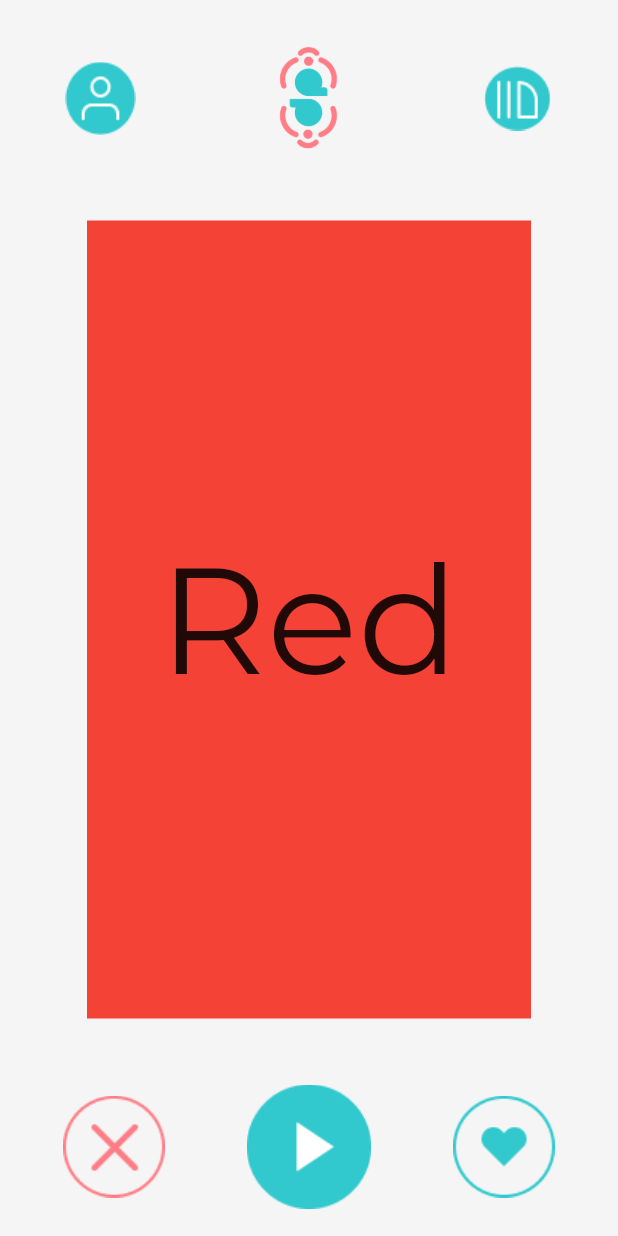
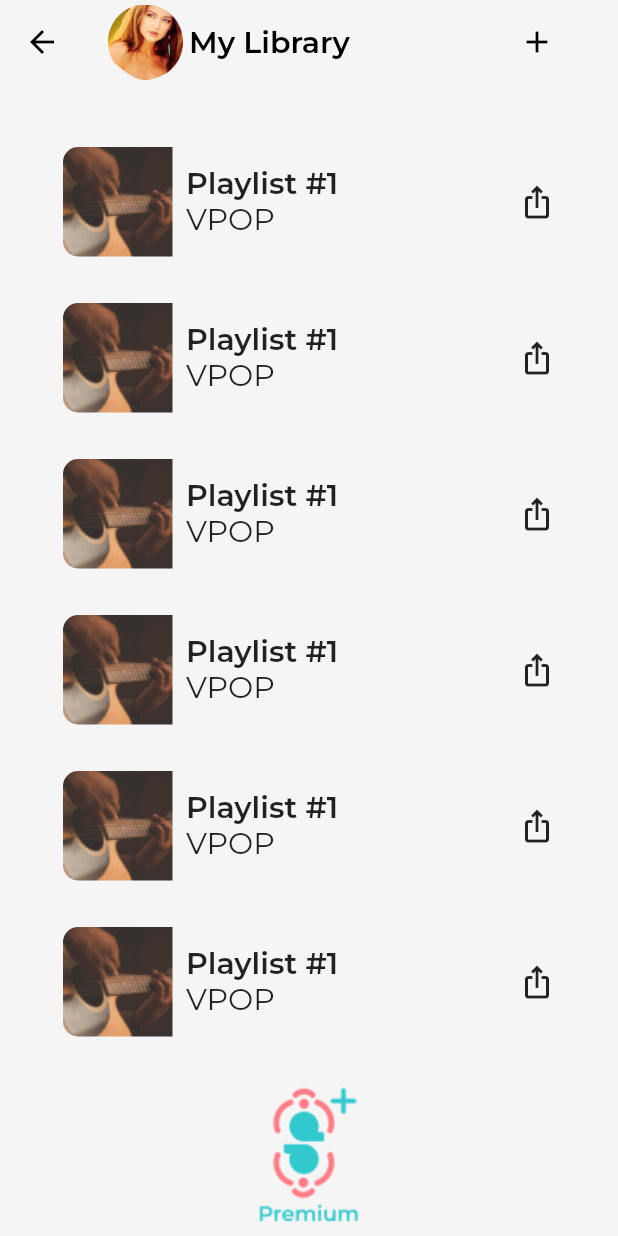
Before and after one commit to Huyuyh/Swipetune, a Flutter app: the screen it shows after launch, on a phone screen of 412 x 824 dp. Run offline on Flutter 3.47's test engine with Material 2 defaults, Android fonts, the light colour scheme and no system bars; drawn by our look-alikes of swipe_cards; our stand-ins replace font_awesome_flutter, get, google_fonts.

Commit message:
playlist page

```diff
--- /dev/null
+++ b/lib/screens/my_library.dart
@@ -0,0 +1,28 @@
+import 'package:flutter/material.dart';
+import 'package:flutter/src/widgets/framework.dart';
+import 'package:flutter/src/widgets/placeholder.dart';
+import 'package:swipetune/widgets/my_library/library_app_bar.dart';
+import 'package:swipetune/widgets/my_library/list_playlist.dart';
+
+class MyLibrary extends StatelessWidget {
+  const MyLibrary({super.key});
+
+  @override
+  Widget build(BuildContext context) {
+    return Scaffold(
+      appBar: LibraryAppBar(),
+      body: Container(
+        child: Column(
+          children: [
+            Container(
+              padding: EdgeInsets.only(top: 42),
+              child: ListPlayList()),
+              Center(
+                child: Image.asset("assets/images/logo_premium.png"),
+              )
+          ],
+        ),
+      ),
+    );
+  }
+}
--- a/lib/utils/routes.dart
+++ b/lib/utils/routes.dart
@@ -3,6 +3,7 @@ import 'package:swipetune/main.dart';
 import 'package:swipetune/screens/about_us_page.dart';
 import 'package:swipetune/screens/home_page.dart';
 import 'package:swipetune/screens/login_page.dart';
+import 'package:swipetune/screens/my_library.dart';
 import 'package:swipetune/screens/profile_page.dart';
 import 'package:swipetune/screens/select_app.dart';
 import 'package:swipetune/screens/select_genre.dart';
@@ -14,8 +15,9 @@ class Routes {
   static const String _selectApp = "/SelectApp";
   static const String _profile = "/Profile";
   static const String _home = "/Home";
+  static const String _library = "/Library";
 
-  static String getHomeRoute() => _home;
+  static String getHomeRoute() => _library;
 
   static List<GetPage> routes = [
     GetPage(name: _home, page: () => HomeScreen()),
@@ -24,5 +26,6 @@ class Routes {
     GetPage(name: _selectGenre, page: () => SelectGenreScreen()),
     GetPage(name: _selectApp, page: () => SelectApp()),
     GetPage(name: _profile, page: () => ProfileScreen()),
+    GetPage(name: _library, page: () => MyLibrary())
   ];
 }
--- /dev/null
+++ b/lib/widgets/my_library/library_app_bar.dart
@@ -0,0 +1,40 @@
+import 'package:flutter/material.dart';
+import 'package:flutter/widgets.dart';
+import 'package:google_fonts/google_fonts.dart';
+
+PreferredSizeWidget LibraryAppBar() {
+  return AppBar(
+
+    leading: IconButton(
+      icon: Container(
+        child: Icon(Icons.arrow_back),
+      ),
+      onPressed: () {},
+    ),
+    title: Row(
+      children: [
+        Container(
+            height: 50,
+            width: 50,
+            child: Image.asset("assets/images/avatar.png")),
+        Container(
+          padding: EdgeInsets.only(left: 4),
+          child: Text(
+            "My Library",
+            style: GoogleFonts.montserrat(
+                fontSize: 20, fontWeight: FontWeight.w600),
+          ),
+        )
+      ],
+    ),
+    actions: [
+      Padding(
+        padding: const EdgeInsets.only(right: 42),
+        child: GestureDetector(
+          onTap: (){},
+          child: Icon(Icons.add),
+        ),
+      )
+    ],
+  );
+}
--- /dev/null
+++ b/lib/widgets/my_library/list_playlist.dart
@@ -0,0 +1,27 @@
+import 'package:flutter/src/widgets/framework.dart';
+import 'package:flutter/src/widgets/placeholder.dart';
+import 'package:flutter/widgets.dart';
+import 'package:swipetune/utils/constants.dart';
+import 'package:swipetune/widgets/my_library/playlist.dart';
+
+class ListPlayList extends StatelessWidget {
+  const ListPlayList({super.key});
+
+  @override
+  Widget build(BuildContext context) {
+    return Container(
+      padding: sPadding(),
+      child: Column(
+        children: [
+          PlayList(),
+          PlayList(),
+          PlayList(),
+          PlayList(),
+          PlayList(),
+          PlayList(),
+
+        ],
+      ),
+    );
+  }
+}
--- /dev/null
+++ b/lib/widgets/my_library/playlist.dart
@@ -0,0 +1,53 @@
+import 'package:flutter/material.dart';
+import 'package:flutter/src/widgets/framework.dart';
+import 'package:flutter/src/widgets/placeholder.dart';
+import 'package:flutter/widgets.dart';
+import 'package:google_fonts/google_fonts.dart';
+
+class PlayList extends StatelessWidget {
+  const PlayList({super.key});
+
+  @override
+  Widget build(BuildContext context) {
+    return Container(
+      padding: EdgeInsets.only(bottom: 31),
+      child: Row(
+        mainAxisAlignment: MainAxisAlignment.spaceBetween,
+        children: [
+          Row(
+            children: [
+              Container(
+                padding: EdgeInsets.only(right: 9),
+                child: ClipRRect(
+                    borderRadius: BorderRadius.only(
+                      topLeft: Radius.circular(10.0),
+                      bottomLeft: Radius.circular(10.0),
+                    ),
+                    child: Image.asset("assets/images/playlist.png")),
+              ),
+              Column(
+                crossAxisAlignment: CrossAxisAlignment.start,
+                children: [
+                  Text(
+                    "Playlist #1",
+                    style: GoogleFonts.montserrat(
+                        fontSize: 20, fontWeight: FontWeight.w600),
+                  ),
+                  Text(
+                    "VPOP",
+                    style: GoogleFonts.montserrat(
+                      fontSize: 20,
+                    ),
+                  )
+                ],
+              )
+            ],
+          ),
+          Container(
+            child: Icon(Icons.ios_share),
+          )
+        ],
+      ),
+    );
+  }
+}
--- a/pubspec.yaml
+++ b/pubspec.yaml
@@ -77,6 +77,7 @@ flutter:
     - assets/images/like_icon.png
     - assets/images/unlike_icon.png
     - assets/images/play_icon.png
+    - assets/images/playlist.png
 
 
   # assets:
```
Also changed, not shown: assets/images/playlist.png (added).
